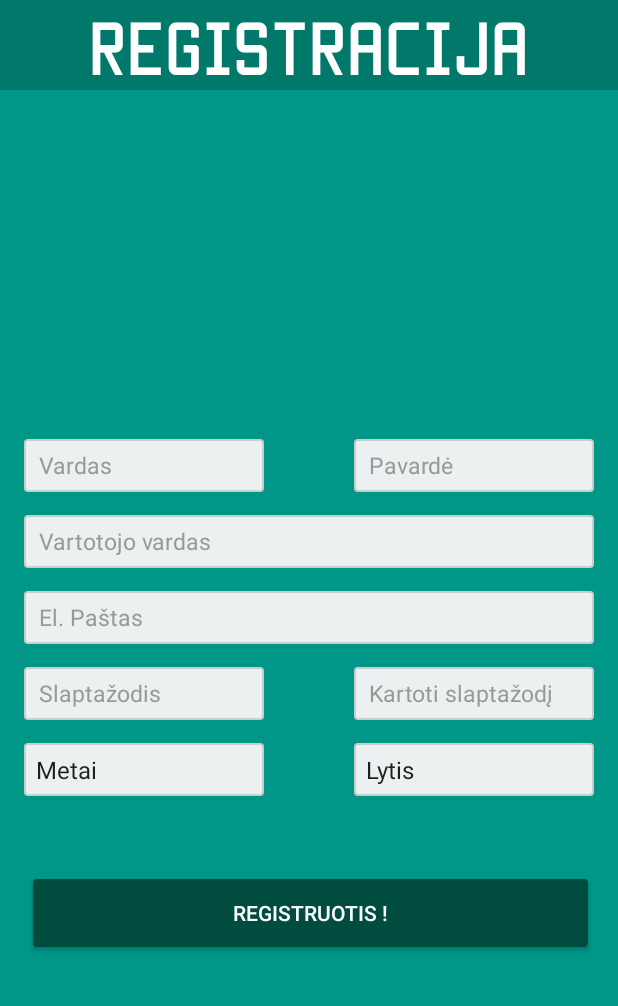
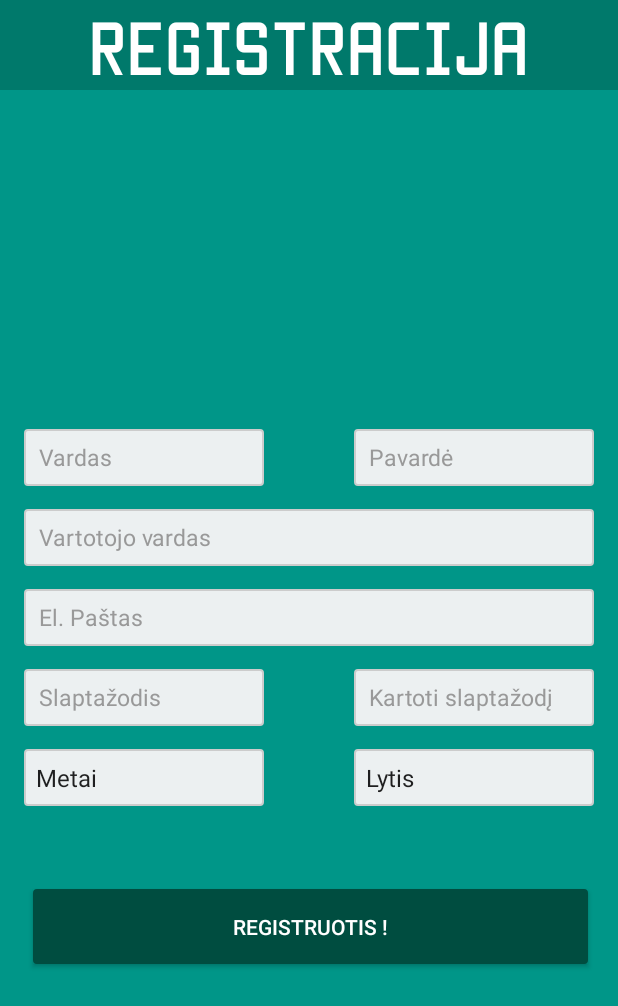
Before and after one commit to benasmi/sveikasGyvenimas, an Android app: the RegisterActivity screen opened directly, with no data from a screen before it, on a phone screen of 412 x 824 dp. Shown: the top 1006 px of the screen. Run offline under Robolectric (Android 15) with nearby library versions, the phone set to English and light mode, and no system bars.

Commit message:
lil tab changes

```diff
--- a/sveikasGyvenimas/app/src/main/java/com/sveikata/productions/mabe/sveikasgyvenimas/LoginActivity.java
+++ b/sveikasGyvenimas/app/src/main/java/com/sveikata/productions/mabe/sveikasgyvenimas/LoginActivity.java
@@ -1,6 +1,7 @@
 package com.sveikata.productions.mabe.sveikasgyvenimas;
 
 import android.content.Intent;
+import android.graphics.Typeface;
 import android.support.v7.app.AppCompatActivity;
 import android.os.Bundle;
 import android.support.v7.widget.Toolbar;
@@ -34,6 +35,10 @@ public class LoginActivity extends AppCompatActivity {
         username_ET = (EditText) findViewById(R.id.login_username_text);
         password_ET = (EditText) findViewById(R.id.login_password_text);
 
+        Typeface tf = Typeface.createFromAsset(getAssets(),"fonts/manteka.ttf");
+        TextView textView = (TextView) findViewById(R.id.textView);
+        textView.setTypeface(tf);
+
     }
 
     public void logIn(View view){
--- a/sveikasGyvenimas/app/src/main/res/layout/activity_login.xml
+++ b/sveikasGyvenimas/app/src/main/res/layout/activity_login.xml
@@ -29,7 +29,8 @@
             android:layout_centerHorizontal="true"
             android:hint="Vartotojo vardas"
             android:paddingLeft="5dp"
-            android:layout_marginLeft="50dp" />
+            android:layout_marginLeft="50dp"
+            android:textSize="18dp" />
 
         <EditText
             android:layout_width="380dp"
@@ -45,7 +46,8 @@
             android:layout_centerHorizontal="true"
             android:hint="Slaptažodis"
             android:paddingLeft="5dp"
-            android:layout_marginLeft="50dp" />
+            android:layout_marginLeft="50dp"
+            android:textSize="18dp" />
 
         <Button
             android:layout_width="100dp"
--- a/sveikasGyvenimas/app/src/main/res/layout/activity_register.xml
+++ b/sveikasGyvenimas/app/src/main/res/layout/activity_register.xml
@@ -41,7 +41,7 @@
 
         <EditText
             android:layout_width="160dp"
-            android:layout_height="35dp"
+            android:layout_height="38dp"
             android:id="@+id/last_name"
             android:layout_weight="1"
             android:textColorHint="#999999"
@@ -57,7 +57,7 @@
 
         <EditText
             android:layout_width="160dp"
-            android:layout_height="35dp"
+            android:layout_height="38dp"
             android:id="@+id/name"
             android:layout_weight="1"
             android:textColorHint="#999999"
@@ -73,7 +73,7 @@
 
         <EditText
             android:layout_width="160dp"
-            android:layout_height="35dp"
+            android:layout_height="38dp"
             android:textColorHint="#999999"
             android:id="@+id/password"
             android:hint="Slaptažodis"
@@ -90,7 +90,7 @@
 
         <EditText
             android:layout_width="160dp"
-            android:layout_height="35dp"
+            android:layout_height="38dp"
             android:id="@+id/repeat_password"
             android:inputType="textPassword"
             android:hint="Kartoti slaptažodį"
@@ -106,7 +106,7 @@
 
         <EditText
             android:layout_width="380dp"
-            android:layout_height="35dp"
+            android:layout_height="38dp"
             android:id="@+id/mail"
             android:hint="El. Paštas"
             android:inputType="textEmailAddress"
@@ -122,7 +122,7 @@
 
         <Spinner
             android:layout_width="160dp"
-            android:layout_height="35dp"
+            android:layout_height="38dp"
             android:id="@+id/years"
             android:layout_below="@+id/password"
             android:layout_alignParentLeft="true"
@@ -134,7 +134,7 @@
 
         <Spinner
             android:layout_width="160dp"
-            android:layout_height="35dp"
+            android:layout_height="38dp"
             android:id="@+id/gender"
             android:layout_below="@id/password"
             android:spinnerMode="dropdown"
@@ -145,7 +145,7 @@
 
         <EditText
             android:layout_width="380dp"
-            android:layout_height="35dp"
+            android:layout_height="38dp"
             android:textColorHint="#999999"
             android:id="@+id/username"
             android:hint="Vartotojo vardas"
@@ -163,7 +163,7 @@
 
     <android.support.v7.widget.AppCompatButton
         android:layout_width="370dp"
-        android:layout_height="45dp"
+        android:layout_height="50dp"
         android:background="@drawable/button_borders_green"
         android:text="Registruotis !"
         android:id="@+id/register"
--- a/sveikasGyvenimas/app/src/main/res/values/styles.xml
+++ b/sveikasGyvenimas/app/src/main/res/values/styles.xml
@@ -6,9 +6,9 @@
         <item name="colorPrimary">@color/colorPrimary</item>
         <item name="colorPrimaryDark">@color/colorPrimaryDark</item>
         <item name="colorAccent">@color/colorAccent</item>
-        <item name="colorControlNormal">#9b59b6</item>
-        <item name="colorControlActivated">#9b59b6</item>
-        <item name="colorControlHighlight">#9b59b6</item>
+        <item name="colorControlNormal">#ecf0f1</item>
+        <item name="colorControlActivated">#ecf0f1</item>
+        <item name="colorControlHighlight">#ecf0f1</item>
     </style>
 
 
@@ -26,18 +26,18 @@
     <item name="colorPrimaryDark">#236a99</item>
     <item name="colorPrimary">#2980b9</item>
     <item name="colorAccent">#f39c12</item>
-        <item name="colorControlNormal">#9b59b6</item>
-        <item name="colorControlActivated">#9b59b6</item>
-        <item name="colorControlHighlight">#9b59b6</item>
+        <item name="colorControlNormal">#2c3e50</item>
+        <item name="colorControlActivated">#2c3e50</item>
+        <item name="colorControlHighlight">#2c3e50</item>
 </style>
 
     <style name="AppThemeNoBar" parent="Theme.AppCompat.Light.NoActionBar">
         <item name="colorPrimaryDark">#00796B</item>
         <item name="colorPrimary">#2980b9</item>
-        <item name="colorControlNormal">#9b59b6</item>
-        <item name="colorControlActivated">#9b59b6</item>
+        <item name="colorControlNormal">#ecf0f1</item>
+        <item name="colorControlActivated">#ecf0f1</item>
         <item name="android:windowDisablePreview">true</item>
-        <item name="colorControlHighlight">#9b59b6</item>
+        <item name="colorControlHighlight">#ecf0f1</item>
         <item name="colorAccent">#f39c12</item>
     </style>
 
```
Also changed, not shown: sveikasGyvenimas/app/src/main/java/com/sveikata/productions/mabe/sveikasgyvenimas/TabActivityLoader.java (+61 -6 lines), sveikasGyvenimas/app/src/main/res/menu/settings_bar.xml (added, +13 -0 lines), sveikasGyvenimas/app/src/main/res/drawable/facts.png (deleted), sveikasGyvenimas/app/src/main/res/drawable/facts_active.png (added), sveikasGyvenimas/app/src/main/res/drawable/facts_unactive.png (added), sveikasGyvenimas/app/src/main/res/drawable/play.png (deleted), sveikasGyvenimas/app/src/main/res/drawable/play_active.png (added), sveikasGyvenimas/app/src/main/res/drawable/play_unactive.png (added), sveikasGyvenimas/app/src/main/res/drawable/questions.png (deleted), sveikasGyvenimas/app/src/main/res/drawable/questions_active.png (added), sveikasGyvenimas/app/src/main/res/drawable/questions_unactive.png (added), sveikasGyvenimas/app/src/main/res/drawable/schedule.png (deleted), sveikasGyvenimas/app/src/main/res/drawable/schedule_active.png (added), sveikasGyvenimas/app/src/main/res/drawable/schedule_unactive.png (added).
